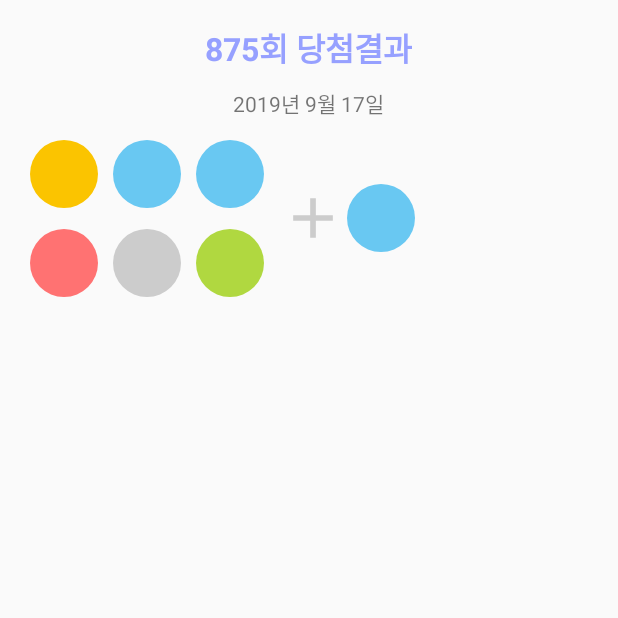
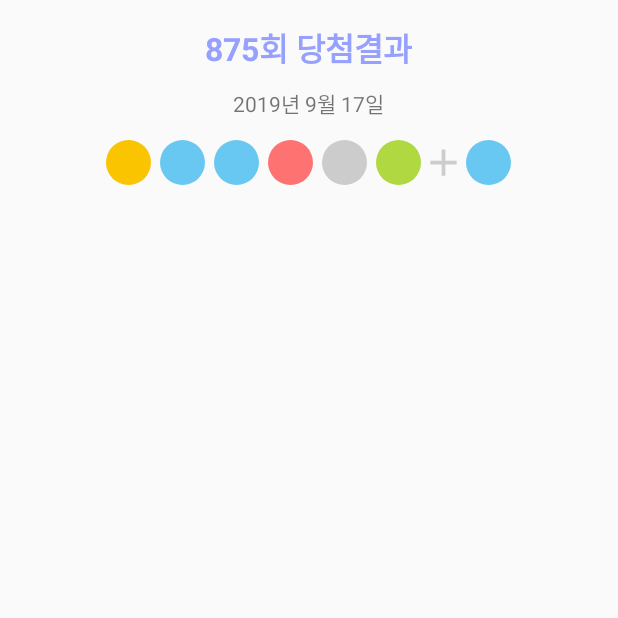
Before and after one commit to jaeryo2357/LottoLike, an Android app: the MainActivity screen opened directly, with no data from a screen before it, on a phone screen of 412 x 824 dp, the top half of it. Run offline under Robolectric (Android 15) with nearby library versions, the phone set to English and light mode, and no system bars.

Commit message:
번호 일자로

```diff
--- a/app/src/main/res/layout/activity_main.xml
+++ b/app/src/main/res/layout/activity_main.xml
@@ -26,15 +26,6 @@
            android:textStyle="bold"
            android:layout_height="wrap_content" />
 
-        <!--<Button-->
-            <!--android:layout_width="100dp"-->
-            <!--android:layout_height="60dp"-->
-            <!--android:background="@color/colorPrimary"-->
-            <!--android:text="보기"-->
-            <!--android:textColor="#ffffff"-->
-            <!--android:textStyle="bold"-->
-            <!--android:textSize="25sp"-->
-            <!--android:id="@+id/B1"/>-->
 
     <TextView
         android:layout_width="wrap_content"
@@ -47,129 +38,114 @@
 
 
 
+    <RelativeLayout
+        android:layout_width="wrap_content"
+        android:layout_height="wrap_content"
+        android:layout_centerHorizontal="true"
+        android:layout_below="@id/lottoResult_day">
     <LinearLayout
         android:layout_width="wrap_content"
         android:layout_height="wrap_content"
         android:orientation="horizontal"
         android:layout_marginLeft="20dp"
         android:layout_marginTop="14dp"
-
         android:id="@+id/lottoResult_layout"
-        android:layout_below="@id/lottoResult_day"
         android:gravity="center">
 
         <TextView
-            android:layout_width="45dp"
-            android:layout_height="45dp"
+            android:layout_width="30dp"
+            android:layout_height="30dp"
             android:background="@drawable/yellow_circle"
             android:textColor="#ffffff"
             android:gravity="center"
             android:text="5"
             android:textStyle="bold"
-            android:textSize="25sp"
             android:id="@+id/L1"
             />
         <TextView
-            android:layout_width="45dp"
-            android:layout_height="45dp"
-            android:layout_marginLeft="10dp"
+            android:layout_width="30dp"
+            android:layout_height="30dp"
+            android:layout_marginLeft="6dp"
             android:background="@drawable/blue_circle"
             android:textColor="#ffffff"
             android:gravity="center"
             android:text="5"
             android:textStyle="bold"
-            android:textSize="25sp"
             android:id="@+id/L2"
-            />/>
+            />
         <TextView
-            android:layout_width="45dp"
-            android:layout_height="45dp"
-            android:layout_marginLeft="10dp"
+            android:layout_width="30dp"
+            android:layout_height="30dp"
+            android:layout_marginLeft="6dp"
             android:background="@drawable/blue_circle"
             android:textColor="#ffffff"
             android:gravity="center"
             android:text="5"
             android:textStyle="bold"
-            android:textSize="25sp"
             android:id="@+id/L3"
             />/>
 
-    </LinearLayout>
-    <LinearLayout
-        android:layout_width="wrap_content"
-        android:layout_height="wrap_content"
-        android:orientation="horizontal"
-        android:layout_marginLeft="20dp"
-        android:layout_marginTop="14dp"
-        android:id="@+id/lottoResult_layout_2"
-        android:layout_below="@id/lottoResult_layout"
-        android:gravity="center">
-
         <TextView
-            android:layout_width="45dp"
-            android:layout_height="45dp"
+            android:layout_width="30dp"
+            android:layout_height="30dp"
             android:background="@drawable/red_circle"
             android:textColor="#ffffff"
             android:gravity="center"
+            android:layout_marginLeft="6dp"
             android:text="5"
             android:textStyle="bold"
-            android:textSize="25sp"
             android:id="@+id/L4"
             />
         <TextView
-            android:layout_width="45dp"
-            android:layout_height="45dp"
-            android:layout_marginLeft="10dp"
+            android:layout_width="30dp"
+            android:layout_height="30dp"
+            android:layout_marginLeft="6dp"
             android:background="@drawable/shadow_circle"
             android:textColor="#ffffff"
             android:gravity="center"
             android:text="5"
             android:textStyle="bold"
-            android:textSize="25sp"
             android:id="@+id/L5"
             />/>
         <TextView
-            android:layout_width="45dp"
-            android:layout_height="45dp"
-            android:layout_marginLeft="10dp"
+            android:layout_width="30dp"
+            android:layout_height="30dp"
+            android:layout_marginLeft="6dp"
             android:background="@drawable/green_circle"
             android:textColor="#ffffff"
             android:gravity="center"
             android:text="5"
             android:textStyle="bold"
-            android:textSize="25sp"
             android:id="@+id/L6"
             />/>
 
     </LinearLayout>
 
 
+
     <ImageView
-        android:layout_width="45dp"
-        android:layout_height="45dp"
-        android:layout_marginLeft="10dp"
+        android:layout_width="30dp"
+        android:layout_height="30dp"
         android:background="@null"
         android:src="@drawable/add_image"
         android:gravity="center"
+        android:layout_alignBottom="@id/lottoResult_layout"
         android:layout_toRightOf="@id/lottoResult_layout"
-        android:layout_alignBottom="@id/lottoResult_layout_2"
-        android:layout_marginBottom="30dp"
         android:id="@+id/loading_add_image"
         />/>
 
     <TextView
-        android:layout_width="45dp"
-        android:layout_height="45dp"
+        android:layout_width="30dp"
+        android:layout_height="30dp"
         android:background="@drawable/blue_circle"
         android:textColor="#ffffff"
         android:gravity="center"
+        android:layout_marginRight="20dp"
         android:layout_toRightOf="@id/loading_add_image"
-        android:layout_alignBottom="@id/lottoResult_layout_2"
-        android:layout_marginBottom="30dp"
+        android:layout_alignBottom="@id/lottoResult_layout"
         android:text="5"
         android:textStyle="bold"
-        android:textSize="25sp"
         android:id="@+id/bonus"
         />/>
-
+    </RelativeLayout>
 </RelativeLayout>
```
